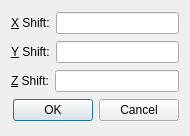
zpc930/pandoramapper, file src/movementdialog.ui: the form before one commit.
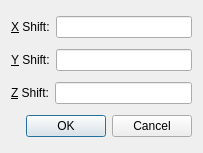
The form after the commit.

What changed in the file:
```diff
--- a/src/movementdialog.ui
+++ b/src/movementdialog.ui
@@ -1,12 +1,12 @@
 <ui version="4.0" >
  <class>MovementDialog</class>
- <widget class="QDialog" name="MovementDialog" >
-  <property name="geometry" >
+ <widget class="QDialog" name="MovementDialog">
+  <property name="geometry">
    <rect>
     <x>0</x>
     <y>0</y>
-    <width>190</width>
-    <height>136</height>
+    <width>203</width>
+    <height>153</height>
    </rect>
   </property>
   <property name="windowTitle" >
```
Left out of the diff: 59 changed lines with no effect on the pictures.
